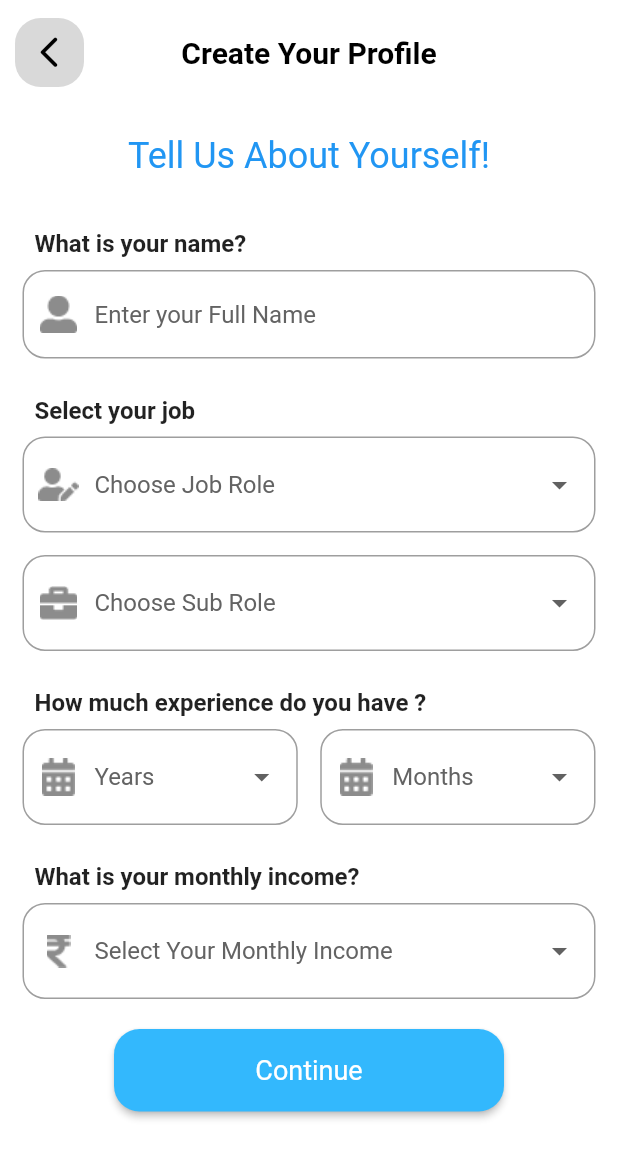
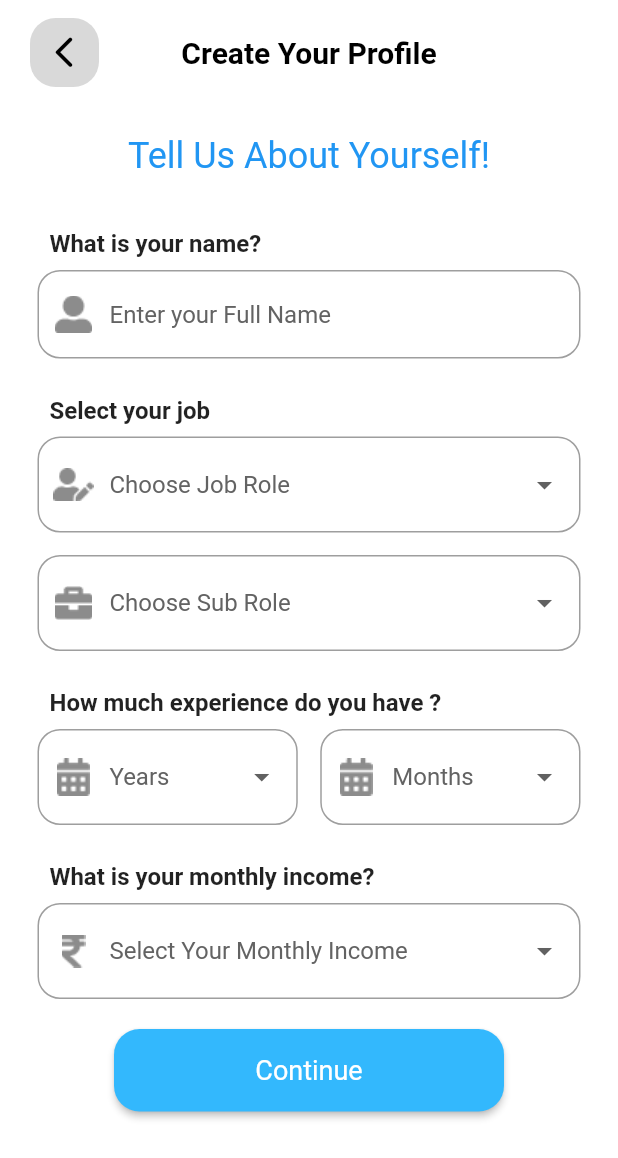
Before and after one commit to Rajat-Akal/cj_app_create_profile, a Flutter app: the screen it shows after launch, on a phone screen of 412 x 824 dp. Shown: the top 1158 px of the screen. Run offline on Flutter 3.47's test engine with Material 2 defaults, Android fonts, the phone set to English and light mode, and no system bars.

Commit message:
responsive design added

```diff
--- a/lib/create_user_profile.dart
+++ b/lib/create_user_profile.dart
@@ -76,9 +76,23 @@ class _CreateProfileState extends State<CreateProfile> {
     return null;
   }
 
+  double? containerHeight;
+  double? containerWidth;
+
   @override
   Widget build(BuildContext context) {
-    return Scaffold(
+    print(MediaQuery.of(context).size.width);
+    print(MediaQuery.of(context).size.height);
+
+    return Center(
+      child: Container(
+        // height: MediaQuery.of(context).size.height > 790
+        //     ? 781
+        //     : MediaQuery.of(context).size.height,
+        width: MediaQuery.of(context).size.width > 400
+            ? 392
+            : MediaQuery.of(context).size.width,
+        child: Scaffold(
           appBar: AppBar(
             toolbarHeight: 70,
             elevation: 0,
@@ -116,6 +130,7 @@ class _CreateProfileState extends State<CreateProfile> {
           ),
           backgroundColor: Colors.white,
           body: SingleChildScrollView(
+            child: Center(
               child: Container(
                 padding: EdgeInsets.symmetric(vertical: 0, horizontal: 15.0),
                 child: Form(
@@ -159,9 +174,10 @@ class _CreateProfileState extends State<CreateProfile> {
                         decoration: InputDecoration(
                             hintText: "Enter your Full Name",
                             hintStyle: TextStyle(
-                          color: Projectconst.hinttextcolor, fontSize: 16.0),
-                      prefixIcon:
-                          ImageIcon(AssetImage("assets/icons/User icon.png")),
+                                color: Projectconst.hinttextcolor,
+                                fontSize: 16.0),
+                            prefixIcon: ImageIcon(
+                                AssetImage("assets/icons/User icon.png")),
                             border: OutlineInputBorder(
                               borderSide: BorderSide(
                                 color: Projectconst.inputbordercolor,
@@ -199,12 +215,13 @@ class _CreateProfileState extends State<CreateProfile> {
                           ),
                         ),
                         items: items1.map((String items) {
-                    return DropdownMenuItem(child: Text(items), value: items);
+                          return DropdownMenuItem(
+                              child: Text(items), value: items);
                         }).toList(),
                         onChanged: (context) {},
                         decoration: InputDecoration(
-                    prefixIcon:
-                        ImageIcon(AssetImage("assets/icons/account icon.png")),
+                          prefixIcon: ImageIcon(
+                              AssetImage("assets/icons/account icon.png")),
                           border: OutlineInputBorder(
                             borderRadius: BorderRadius.circular(15.0),
                             borderSide: BorderSide(
@@ -233,12 +250,13 @@ class _CreateProfileState extends State<CreateProfile> {
                           ),
                         ),
                         items: items2.map((String items) {
-                    return DropdownMenuItem(child: Text(items), value: items);
+                          return DropdownMenuItem(
+                              child: Text(items), value: items);
                         }).toList(),
                         onChanged: (context) {},
                         decoration: InputDecoration(
-                      prefixIcon:
-                          ImageIcon(AssetImage("assets/icons/department.png")),
+                            prefixIcon: ImageIcon(
+                                AssetImage("assets/icons/department.png")),
                             border: OutlineInputBorder(
                               borderRadius: BorderRadius.circular(15.0),
                               borderSide: BorderSide(
@@ -363,11 +381,13 @@ class _CreateProfileState extends State<CreateProfile> {
                           ),
                         ),
                         items: salary.map((String items) {
-                    return DropdownMenuItem(child: Text(items), value: items);
+                          return DropdownMenuItem(
+                              child: Text(items), value: items);
                         }).toList(),
                         onChanged: (context) {},
                         decoration: InputDecoration(
-                    prefixIcon: ImageIcon(AssetImage("assets/icons/rupee.png")),
+                          prefixIcon:
+                              ImageIcon(AssetImage("assets/icons/rupee.png")),
                           border: OutlineInputBorder(
                             borderRadius: BorderRadius.circular(15.0),
                             borderSide: BorderSide(
@@ -403,8 +423,14 @@ class _CreateProfileState extends State<CreateProfile> {
                             ),
                           ),
                         ),
+                      ),
+                      SizedBox(
+                        height: 10,
                       )
                     ],
+                  ),
+                ),
+              ),
             ),
           ),
         ),
```
Lines whose indentation alone changed are shown as unchanged.
